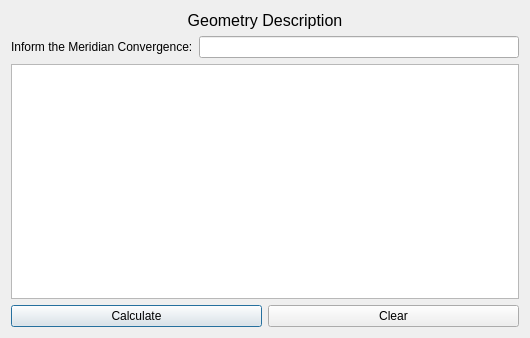
Above: azimuthsAndDistances/ui_azimuthsAndDistances.ui from lcoandrade/AzimuthDistanceCalculator before the change. Below: the same form after it.
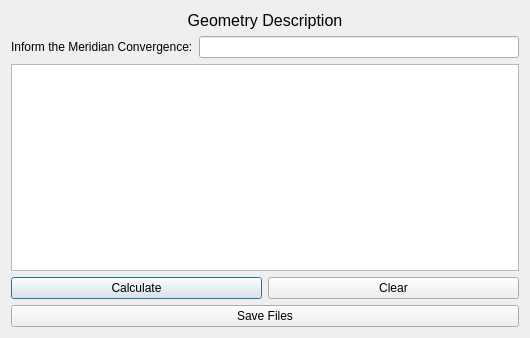
That is the form after the change.

Diff of the .ui file:
```diff
--- a/azimuthsAndDistances/ui_azimuthsAndDistances.ui
+++ b/azimuthsAndDistances/ui_azimuthsAndDistances.ui
@@ -72,6 +72,13 @@
      </item>
     </layout>
    </item>
+   <item row="4" column="0">
+    <widget class="QPushButton" name="saveFilesButton">
+     <property name="text">
+      <string>Save Files</string>
+     </property>
+    </widget>
+   </item>
   </layout>
  </widget>
  <resources/>
```
Left out of the diff: 2 changed lines with no effect on the pictures.
